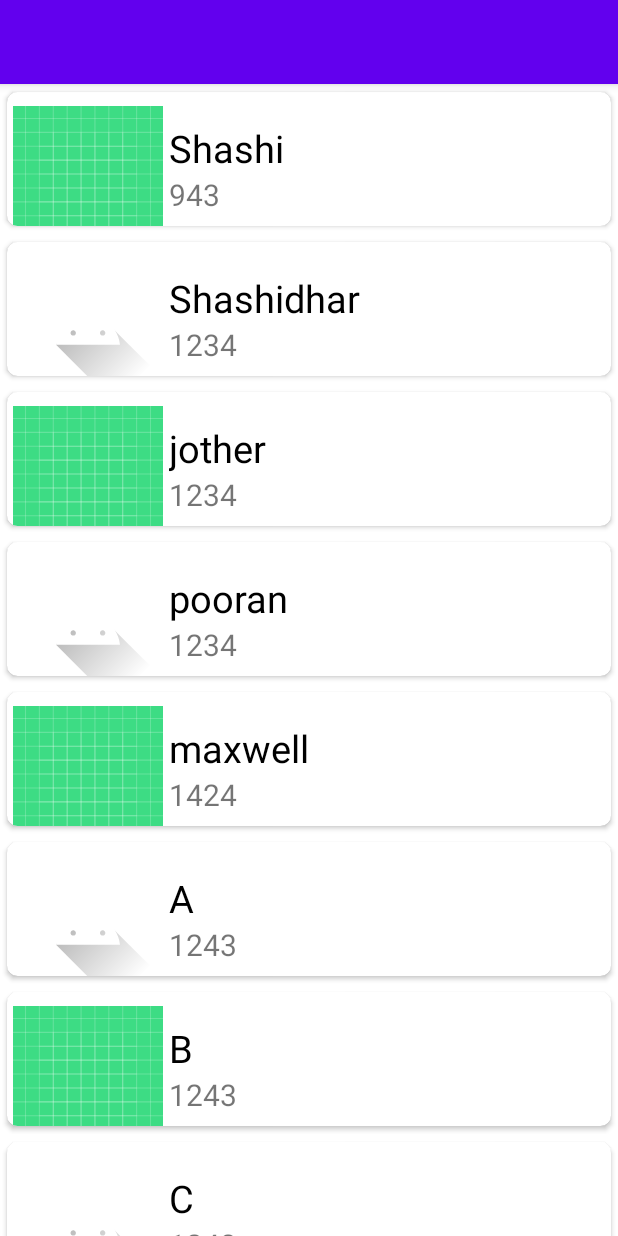
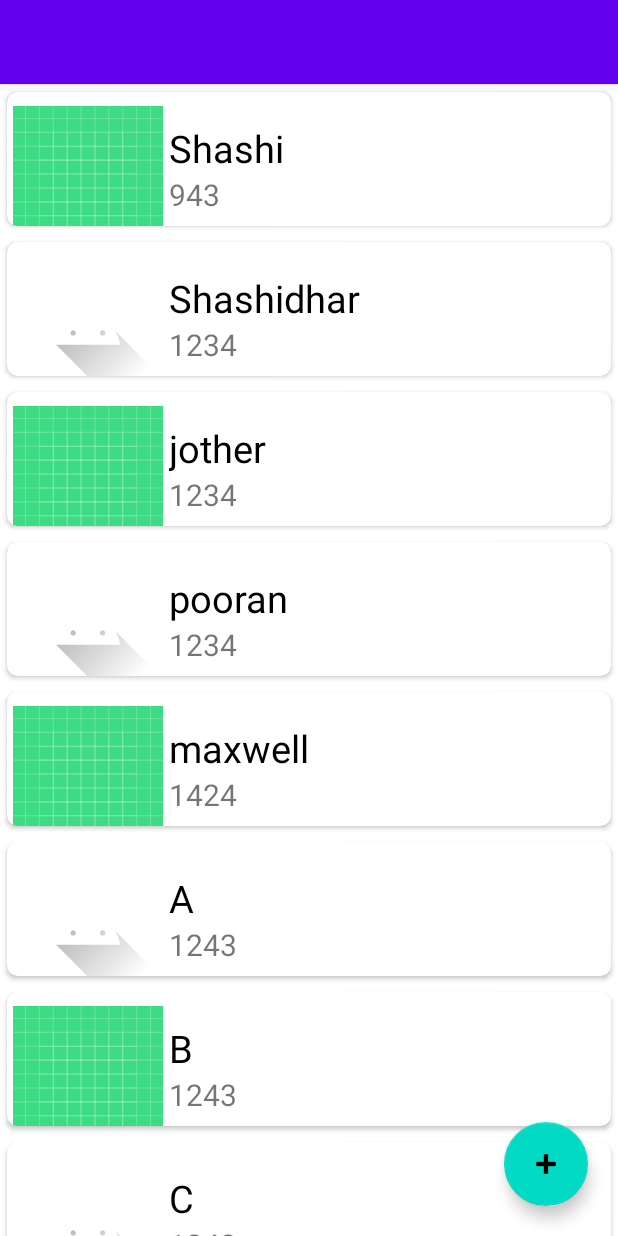
Before and after one commit to ShashidharYes/Contacts-App, an Android app: the screen it shows after launch (MainActivity), on a phone screen of 412 x 824 dp. Run offline under Robolectric (Android 15) with nearby library versions, the phone set to English and light mode, and no system bars.

Commit message:
floatingbutton issue solved(changing layout)

```diff
--- a/app/src/main/res/layout/activity_main.xml
+++ b/app/src/main/res/layout/activity_main.xml
@@ -1,5 +1,5 @@
 <?xml version="1.0" encoding="utf-8"?>
-<LinearLayout xmlns:android="http://schemas.android.com/apk/res/android"
+<RelativeLayout xmlns:android="http://schemas.android.com/apk/res/android"
     xmlns:app="http://schemas.android.com/apk/res-auto"
     xmlns:tools="http://schemas.android.com/tools"
     android:layout_width="match_parent"
@@ -20,11 +20,13 @@
         android:layout_height="wrap_content"
         android:layout_weight="1"
         android:clickable="true"
-        android:layout_gravity="right"
+        android:layout_alignParentRight="true"
         android:layout_marginTop="400dp"
+        android:layout_alignParentBottom="true"
         android:layout_marginRight="9dp"
+        android:layout_margin="20dp"
         android:visibility="visible"
 
         app:srcCompat="@android:drawable/ic_input_add" />
 
-</LinearLayout>
+</RelativeLayout>
```
